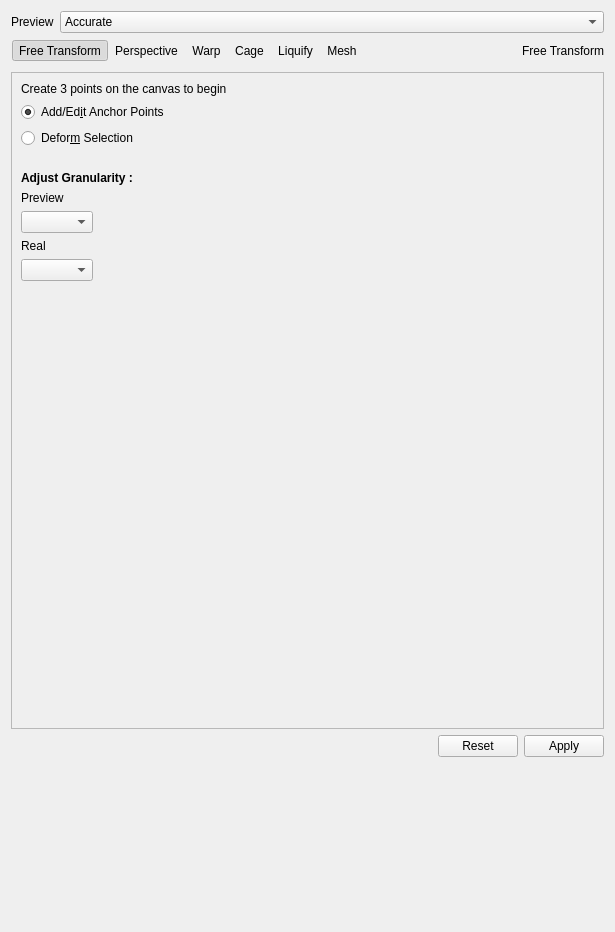
Before: the Qt Designer form plugins/tools/tool_transform2/wdg_tool_transform.ui in KDE/krita, drawn with Qt 5.
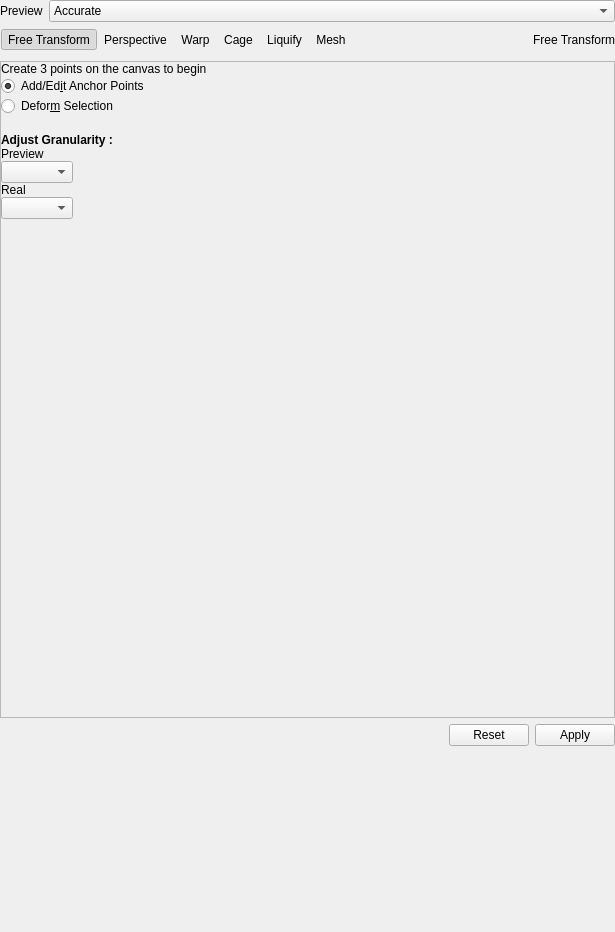
After: the same form once the commit is applied. The open tabs and pages were chosen to show the change. Custom widgets are drawn as their Qt base class.

Commit message:
Remove extra 40 px spacers at the bottom of Transform, Move and Crop tool options
BUG:495809

The edit to the form file:
```diff
--- a/plugins/tools/tool_transform2/wdg_tool_transform.ui
+++ b/plugins/tools/tool_transform2/wdg_tool_transform.ui
@@ -42,6 +42,18 @@
    <enum>Qt::LeftToRight</enum>
   </property>
   <layout class="QVBoxLayout" name="verticalLayout_3">
+   <property name="leftMargin">
+    <number>0</number>
+   </property>
+   <property name="topMargin">
+    <number>0</number>
+   </property>
+   <property name="rightMargin">
+    <number>0</number>
+   </property>
+   <property name="bottomMargin">
+    <number>0</number>
+   </property>
    <item>
     <layout class="QHBoxLayout" name="horizontalLayout_6">
      <item>
@@ -1649,6 +1661,21 @@
        <bool>false</bool>
       </property>
       <layout class="QVBoxLayout" name="verticalLayout_6">
+       <property name="spacing">
+        <number>0</number>
+       </property>
+       <property name="leftMargin">
+        <number>0</number>
+       </property>
+       <property name="topMargin">
+        <number>0</number>
+       </property>
+       <property name="rightMargin">
+        <number>0</number>
+       </property>
+       <property name="bottomMargin">
+        <number>0</number>
+       </property>
        <item>
         <widget class="QLabel" name="cageTransformDirections">
          <property name="text">
@@ -2253,7 +2280,7 @@
      <property name="sizeHint" stdset="0">
       <size>
        <width>20</width>
-       <height>40</height>
+       <height>0</height>
       </size>
      </property>
     </spacer>
@@ -2264,6 +2291,11 @@
   </layout>
  </widget>
  <customwidgets>
+  <customwidget>
+   <class>KisIntParseSpinBox</class>
+   <extends>QSpinBox</extends>
+   <header>kis_int_parse_spin_box.h</header>
+  </customwidget>
   <customwidget>
    <class>KisDoubleSliderSpinBox</class>
    <extends>QDoubleSpinBox</extends>
@@ -2281,11 +2313,6 @@
    <extends></extends>
    <header>widgets/kis_cmb_idlist.h</header>
   </customwidget>
-  <customwidget>
-   <class>KisIntParseSpinBox</class>
-   <extends>QSpinBox</extends>
-   <header>kis_int_parse_spin_box.h</header>
-  </customwidget>
   <customwidget>
    <class>KisAngleSelector</class>
    <extends>QWidget</extends>
```
Left out of the diff: 7 changed lines with no effect on the pictures. The commit also changes 2 other files.
